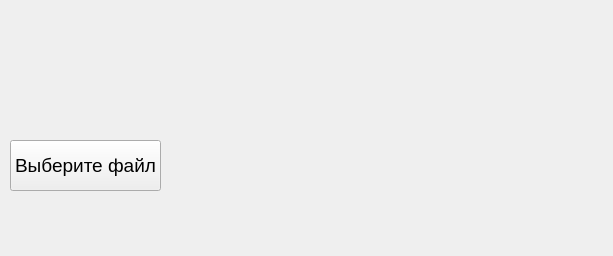
Tivlas/Metrology, file JilbMetrics/src/ui/widget.ui: the form before one commit.
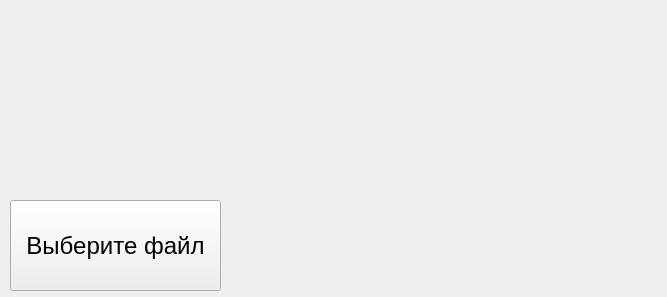
The form after the commit.

Commit message: Добавил сброс текста после выбора файла, изменил размеры окна

```diff
--- a/JilbMetrics/src/ui/widget.ui
+++ b/JilbMetrics/src/ui/widget.ui
@@ -6,8 +6,8 @@
    <rect>
     <x>0</x>
     <y>0</y>
-    <width>613</width>
-    <height>256</height>
+    <width>667</width>
+    <height>297</height>
    </rect>
   </property>
   <property name="windowTitle">
@@ -17,14 +17,14 @@
    <property name="geometry">
     <rect>
      <x>10</x>
-     <y>140</y>
-     <width>151</width>
-     <height>51</height>
+     <y>200</y>
+     <width>211</width>
+     <height>91</height>
     </rect>
    </property>
    <property name="font">
     <font>
-     <pointsize>14</pointsize>
+     <pointsize>18</pointsize>
     </font>
    </property>
    <property name="text">
@@ -36,8 +36,8 @@
     <rect>
      <x>10</x>
      <y>10</y>
-     <width>581</width>
-     <height>121</height>
+     <width>651</width>
+     <height>181</height>
     </rect>
    </property>
    <layout class="QVBoxLayout" name="verticalLayout">
@@ -45,7 +45,7 @@
      <widget class="QLabel" name="CL_label">
       <property name="font">
        <font>
-        <pointsize>14</pointsize>
+        <pointsize>18</pointsize>
        </font>
       </property>
       <property name="text">
@@ -60,7 +60,7 @@
      <widget class="QLabel" name="cl_label">
       <property name="font">
        <font>
-        <pointsize>14</pointsize>
+        <pointsize>18</pointsize>
        </font>
       </property>
       <property name="text">
@@ -72,7 +72,7 @@
      <widget class="QLabel" name="CLI_label">
       <property name="font">
        <font>
-        <pointsize>14</pointsize>
+        <pointsize>18</pointsize>
        </font>
       </property>
       <property name="text">
```
The commit also changes 1 other file.
